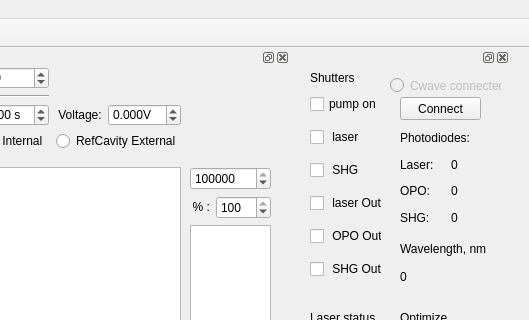
First picture: the form in gui/cwave/cwavescanner.ui, repository Ulm-IQO/qudi, before the edit; both pictures show x 350 to 879 and y 0 to 320 of the 879 by 808 pixel window.
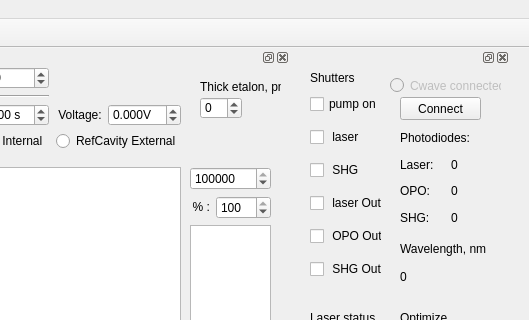
Second picture: the form after the edit. The open tabs and pages were chosen to show the change. Icons and pictures are not drawn. Custom widgets are drawn as their Qt base class.

The edit to the form file:
```diff
--- a/gui/cwave/cwavescanner.ui
+++ b/gui/cwave/cwavescanner.ui
@@ -382,6 +382,35 @@
        </item>
       </layout>
      </widget>
+     <widget class="QLabel" name="label">
+      <property name="geometry">
+       <rect>
+        <x>540</x>
+        <y>10</y>
+        <width>81</width>
+        <height>20</height>
+       </rect>
+      </property>
+      <property name="text">
+       <string>Thick etalon, pm</string>
+      </property>
+     </widget>
+     <widget class="QSpinBox" name="spinBox_ThickEtalon">
+      <property name="geometry">
+       <rect>
+        <x>540</x>
+        <y>30</y>
+        <width>42</width>
+        <height>22</height>
+       </rect>
+      </property>
+      <property name="minimum">
+       <number>-100</number>
+      </property>
+      <property name="maximum">
+       <number>100</number>
+      </property>
+     </widget>
     </widget>
    </widget>
    <widget class="QDockWidget" name="scan_control_DockWidget">
```
Left out of the diff: 2 changed lines with no effect on the pictures.
